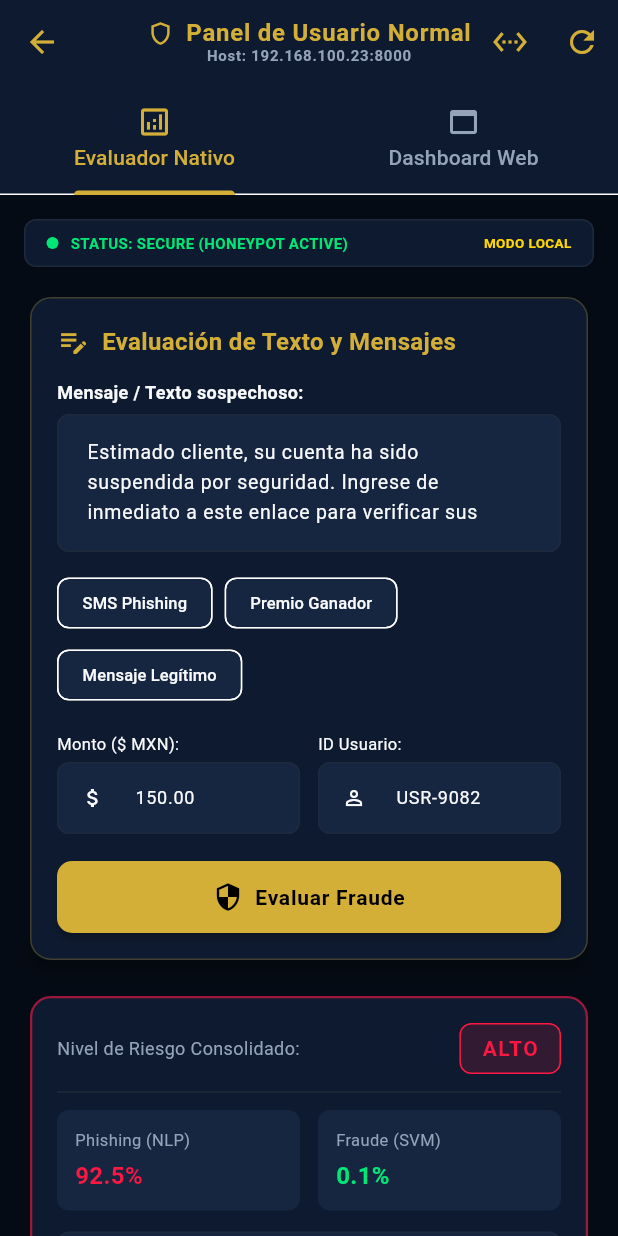
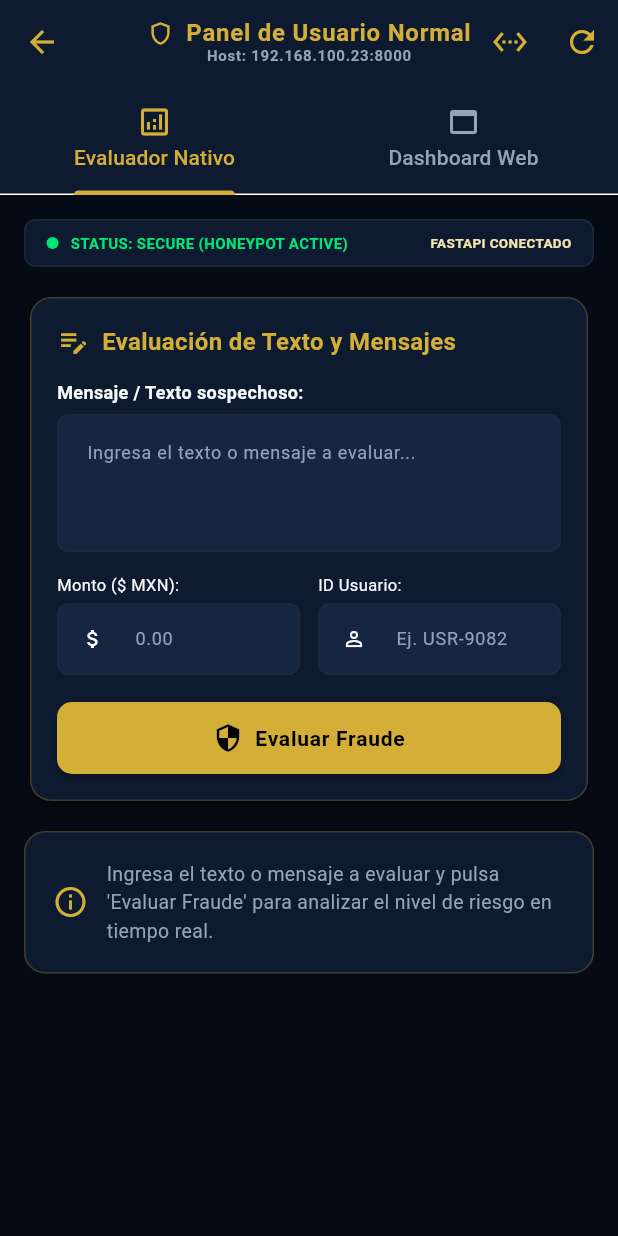
Before and after one commit to LeChatNoir578/FinTech-Fraud-Guard, a Flutter app: the UserWebView screen opened directly, on a phone screen of 412 x 824 dp. Run offline on Flutter 3.47's test engine with Material 3 defaults, Android fonts, the phone set to English and light mode, and no system bars; our stand-ins replace file_picker, webview_flutter.

Commit message:
refactor(mobile): clear initial text controllers and use hintText placeholders

```diff
--- a/src/mobile_app/lib/views/user_web_view.dart
+++ b/src/mobile_app/lib/views/user_web_view.dart
@@ -20,12 +20,10 @@ class _UserWebViewState extends State<UserWebView> with SingleTickerProviderStat
   Timer? _loadTimeoutTimer;
 
   // Controladores y estado del Formulario Nativo (Requisito 3)
-  final _messageController = TextEditingController(
-    text: "Estimado cliente, su cuenta ha sido suspendida por seguridad. Ingrese de inmediato a este enlace para verificar sus credenciales.",
-  );
-  final _amountController = TextEditingController(text: "150.00");
-  final _userIdController = TextEditingController(text: "USR-9082");
-  final _honeypotController = TextEditingController();
+  final _messageController = TextEditingController(text: "");
+  final _amountController = TextEditingController(text: "");
+  final _userIdController = TextEditingController(text: "");
+  final _honeypotController = TextEditingController(text: "");
 
   bool _isEvaluating = false;
   TextPredictionResult? _evaluationResult;
@@ -36,8 +34,6 @@ class _UserWebViewState extends State<UserWebView> with SingleTickerProviderStat
     _tabController = TabController(length: 2, vsync: this);
     _determineUrl();
     _initWebView();
-    // Ejecutar una evaluación inicial nativa para que la pantalla nunca esté vacía
-    _evaluateMessage();
   }
 
   @override
@@ -406,7 +402,7 @@ class _UserWebViewState extends State<UserWebView> with SingleTickerProviderStat
                         maxLines: 3,
                         style: const TextStyle(color: AppTheme.textPrimary, fontSize: 13),
                         decoration: InputDecoration(
-                          hintText: "Pega aquí el mensaje sospechoso recibido por SMS, WhatsApp o correo...",
+                          hintText: "Ingresa el texto o mensaje a evaluar...",
                           hintStyle: const TextStyle(color: AppTheme.textSecondary, fontSize: 12),
                           filled: true,
                           fillColor: AppTheme.surfaceLight,
@@ -419,41 +415,6 @@ class _UserWebViewState extends State<UserWebView> with SingleTickerProviderStat
                             borderSide: const BorderSide(color: AppTheme.goldImperial),
                           ),
                         ),
-                      ),
-                      const SizedBox(height: 10),
-
-                      // Botones rápidos de prueba
-                      Wrap(
-                        spacing: 8,
-                        children: [
-                          ActionChip(
-                            label: const Text("SMS Phishing", style: TextStyle(fontSize: 11)),
-                            backgroundColor: AppTheme.surfaceLight,
-                            onPressed: () {
-                              _messageController.text = "Estimado cliente, su cuenta ha sido suspendida. Ingrese a http://banco-seguro.com para verificar sus credenciales.";
-                              _amountController.text = "12500.00";
-                              _evaluateMessage();
-                            },
-                          ),
-                          ActionChip(
-                            label: const Text("Premio Ganador", style: TextStyle(fontSize: 11)),
-                            backgroundColor: AppTheme.surfaceLight,
-                            onPressed: () {
-                              _messageController.text = "¡Felicidades! Ha ganado un premio en efectivo. Haga clic aquí de inmediato para confirmar su tarjeta.";
-                              _amountController.text = "8500.00";
-                              _evaluateMessage();
-                            },
-                          ),
-                          ActionChip(
-                            label: const Text("Mensaje Legítimo", style: TextStyle(fontSize: 11)),
-                            backgroundColor: AppTheme.surfaceLight,
-                            onPressed: () {
-                              _messageController.text = "Pago ordinario de colegiatura mensual escolar.";
-                              _amountController.text = "150.00";
-                              _evaluateMessage();
-                            },
-                          ),
-                        ],
                       ),
                       const SizedBox(height: 14),
 
@@ -472,6 +433,8 @@ class _UserWebViewState extends State<UserWebView> with SingleTickerProviderStat
                                   style: const TextStyle(color: AppTheme.textPrimary, fontSize: 12),
                                   decoration: InputDecoration(
                                     prefixIcon: const Icon(Icons.attach_money, size: 16),
+                                    hintText: "0.00",
+                                    hintStyle: const TextStyle(color: AppTheme.textSecondary, fontSize: 12),
                                     filled: true,
                                     fillColor: AppTheme.surfaceLight,
                                     contentPadding: const EdgeInsets.symmetric(horizontal: 10, vertical: 8),
@@ -493,6 +456,8 @@ class _UserWebViewState extends State<UserWebView> with SingleTickerProviderStat
                                   style: const TextStyle(color: AppTheme.textPrimary, fontSize: 12),
                                   decoration: InputDecoration(
                                     prefixIcon: const Icon(Icons.person_outline, size: 16),
+                                    hintText: "Ej. USR-9082",
+                                    hintStyle: const TextStyle(color: AppTheme.textSecondary, fontSize: 12),
                                     filled: true,
                                     fillColor: AppTheme.surfaceLight,
                                     contentPadding: const EdgeInsets.symmetric(horizontal: 10, vertical: 8),
@@ -617,6 +582,27 @@ class _UserWebViewState extends State<UserWebView> with SingleTickerProviderStat
                         ),
                       ],
                     ),
+                  ),
+                ),
+              ] else ...[
+                Container(
+                  padding: const EdgeInsets.all(18),
+                  decoration: BoxDecoration(
+                    color: AppTheme.surface,
+                    borderRadius: BorderRadius.circular(14),
+                    border: Border.all(color: AppTheme.borderGold),
+                  ),
+                  child: const Row(
+                    children: [
+                      Icon(Icons.info_outline, color: AppTheme.goldImperial, size: 24),
+                      SizedBox(width: 12),
+                      Expanded(
+                        child: Text(
+                          "Ingresa el texto o mensaje a evaluar y pulsa 'Evaluar Fraude' para analizar el nivel de riesgo en tiempo real.",
+                          style: TextStyle(color: AppTheme.textSecondary, fontSize: 13),
+                        ),
+                      ),
+                    ],
                   ),
                 ),
               ],
```
